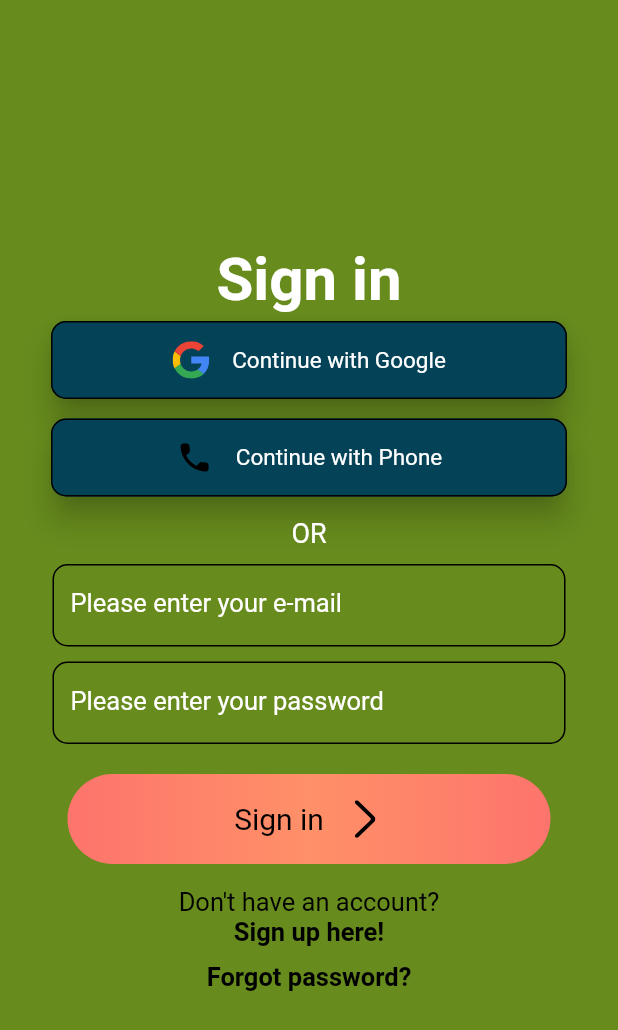
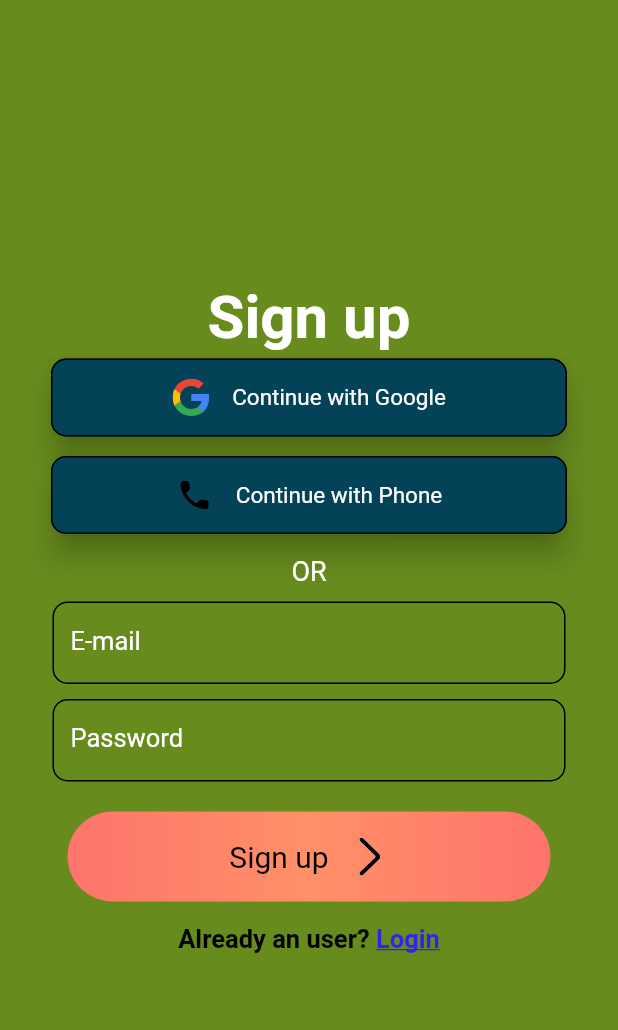
Before and after one commit to yuvraj-jangid/Flutter-Task-Manager-App, a Flutter app: the screen it shows after launch, on a phone screen of 412 x 824 dp. Shown: the top 1030 px of the screen. Run offline on Flutter 3.47's test engine with Material 2 defaults, Android fonts, the phone set to English and light mode, and no system bars; our stand-ins replace firebase_auth, firebase_core, flutter_svg; accounts and stored records are empty.

Commit message:
email and pwd connected to firebase

```diff
--- a/lib/main.dart
+++ b/lib/main.dart
@@ -23,7 +23,7 @@ class MyApp extends StatelessWidget {
   void signup() async {
     try {
       await firebaseAuth.createUserWithEmailAndPassword(
-          email: "test@gmail.com", password: "123456");
+          email: " ", password: "123456");
     } catch (e) {
       print(e);
     }
@@ -32,6 +32,6 @@ class MyApp extends StatelessWidget {
   @override
   Widget build(BuildContext context) {
     return const MaterialApp(
-        debugShowCheckedModeBanner: false, home: SigninPage());
+        debugShowCheckedModeBanner: false, home: SignupPage());
   }
 }
--- a/lib/pages/signup_page.dart
+++ b/lib/pages/signup_page.dart
@@ -1,7 +1,11 @@
+import 'package:flutter/gestures.dart';
 import 'package:flutter/material.dart';
 import 'package:flutter/src/widgets/framework.dart';
 import 'package:flutter/src/widgets/placeholder.dart';
 import 'package:flutter_svg/flutter_svg.dart';
+import 'package:firebase_auth/firebase_auth.dart' as firebase_auth;
+import 'package:task_manager_app/pages/HomePage.dart';
+import 'package:task_manager_app/pages/signin_page.dart';
 
 class SignupPage extends StatefulWidget {
   const SignupPage({super.key});
@@ -11,6 +15,13 @@ class SignupPage extends StatefulWidget {
 }
 
 class _MyWidgetState extends State<SignupPage> {
+  static firebase_auth.FirebaseAuth firebaseAuth =
+      firebase_auth.FirebaseAuth.instance;
+  TextEditingController _emailController = TextEditingController();
+  TextEditingController _pwdController = TextEditingController();
+
+  bool circular = false;
+
   @override
   Widget build(BuildContext context) {
     return Scaffold(
@@ -44,11 +55,11 @@ class _MyWidgetState extends State<SignupPage> {
               const SizedBox(
                 height: 10,
               ),
-              textItem("Please enter your e-mail"),
+              textItem("E-mail", _emailController, false),
               const SizedBox(
                 height: 10,
               ),
-              textItem("Please enter your password"),
+              textItem("Password", _pwdController, true),
               const SizedBox(
                 height: 20,
               ),
@@ -58,13 +69,29 @@ class _MyWidgetState extends State<SignupPage> {
               ),
               Row(
                 mainAxisAlignment: MainAxisAlignment.center,
-                children: const [
+                children:  [
                   Text(
-                    "Already an user? Log in here!",
+                    "Already an user? ",
                     style: TextStyle(
                         color: Colors.black,
                         fontSize: 17,
                         fontWeight: FontWeight.bold),
+                  ),
+                  InkWell(
+                    onTap: () {
+                      Navigator.pushAndRemoveUntil(
+                          context,
+                          MaterialPageRoute(builder: (builder) => SigninPage()),
+                          (route) => false);
+                    },
+                    child: Text(
+                      "Login",
+                      style: TextStyle(
+                          decoration: TextDecoration.underline,
+                          color: Color.fromARGB(255, 51, 33, 243),
+                          fontSize: 17,
+                          fontWeight: FontWeight.bold),
+                    ),
                   )
                 ],
               )
@@ -106,14 +133,27 @@ class _MyWidgetState extends State<SignupPage> {
     );
   }
 
-  Widget textItem(String labelText) {
+  Widget textItem(
+      String labelText, TextEditingController controller, bool obscureText) {
     return SizedBox(
       width: MediaQuery.of(context).size.width - 70,
       height: 55,
       child: TextFormField(
+        obscureText: obscureText,
+        controller: controller,
+        style: TextStyle(
+          fontSize: 17,
+          color: Colors.white,
+        ),
         decoration: InputDecoration(
             labelText: labelText,
-            labelStyle: const TextStyle(fontSize: 17, color: Colors.white),
+            labelStyle: const TextStyle(
+              fontSize: 17,
+              color: Colors.white,
+            ),
+            focusedBorder: OutlineInputBorder(
+                borderRadius: BorderRadius.circular(10),
+                borderSide: const BorderSide(width: 1.5, color: Colors.amber)),
             enabledBorder: OutlineInputBorder(
                 borderRadius: BorderRadius.circular(10),
                 borderSide: const BorderSide(width: 1, color: Colors.black))),
@@ -122,7 +162,35 @@ class _MyWidgetState extends State<SignupPage> {
   }
 
   Widget colorButton() {
-    return Container(
+    return InkWell(
+      onTap: () async {
+        setState(() {
+          circular = true;
+        });
+        try {
+          firebase_auth.UserCredential userCredential =
+              await firebaseAuth.createUserWithEmailAndPassword(
+                  email: _emailController.text, password: _pwdController.text);
+          print(userCredential.user);
+
+          setState(() {
+            circular = false;
+          });
+          Navigator.pushAndRemoveUntil(
+              context,
+              MaterialPageRoute(
+                builder: (builder) => HomePage(),
+              ),
+              (route) => false);
+        } catch (e) {
+          final snackbar = SnackBar(content: Text(e.toString()));
+          ScaffoldMessenger.of(context).showSnackBar(snackbar);
+          setState(() {
+            circular = false;
+          });
+        }
+      },
+      child: Container(
         width: MediaQuery.of(context).size.width - 90,
         height: 60,
         decoration: BoxDecoration(
@@ -133,7 +201,9 @@ class _MyWidgetState extends State<SignupPage> {
               Color(0xfffd746c)
             ])),
         child: Row(mainAxisAlignment: MainAxisAlignment.center, children: [
-        const Text(
+          circular
+              ? CircularProgressIndicator()
+              : Text(
                   "Sign up",
                   style: TextStyle(color: Colors.black, fontSize: 20),
                 ),
@@ -146,6 +216,7 @@ class _MyWidgetState extends State<SignupPage> {
             width: 25,
           ),
         ]),
+      ),
     );
   }
 }
```
Also changed, not shown: lib/pages/HomePage.dart (added, +17 -0 lines), lib/pages/signin_page.dart (+73 -10 lines). Lines whose indentation alone changed are shown as unchanged.
